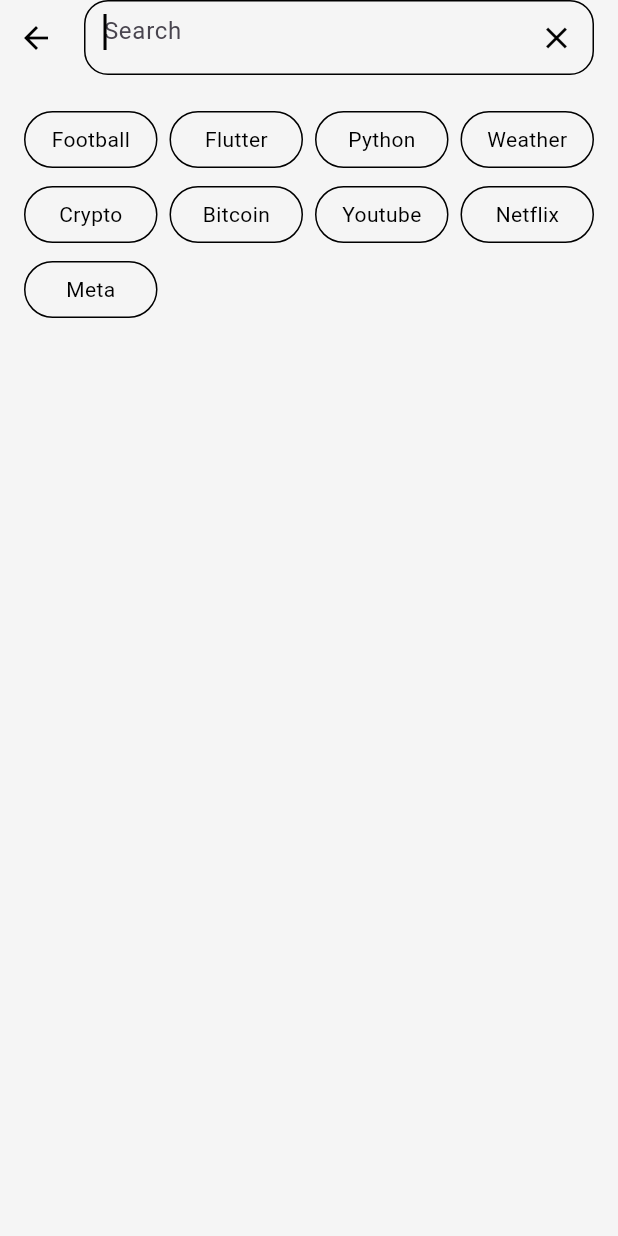
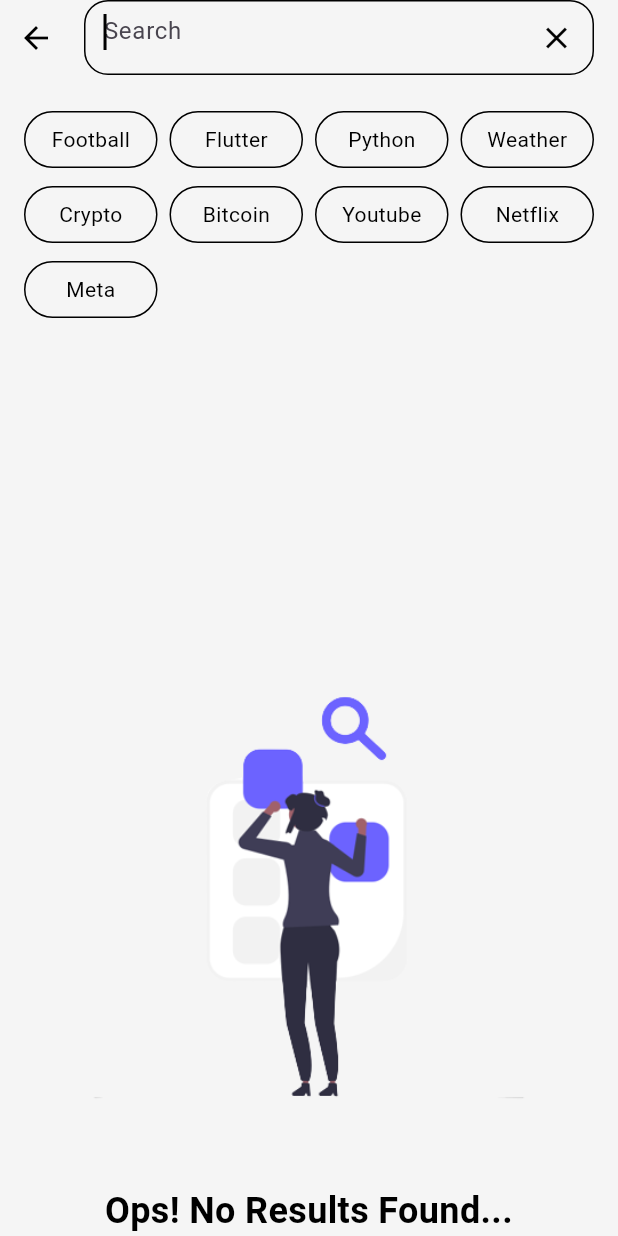
Before and after one commit to nggiahuy09/news_app, a Flutter app: the SearchScreen screen opened directly, on a phone screen of 412 x 824 dp. Run offline on Flutter 3.47's test engine with Material 3 defaults, Android fonts, the phone set to English and light mode, and no system bars; our stand-ins replace card_swiper, fancy_shimmer_image, flutter_iconly, page_transition, shared_preferences, shimmer; accounts and stored records are empty.

```diff
--- /dev/null
+++ b/lib/screens/empty_screen.dart
@@ -0,0 +1,35 @@
+import 'package:flutter/material.dart';
+import 'package:news_app/services/utils.dart';
+
+class EmptyNewsScreen extends StatelessWidget {
+  const EmptyNewsScreen({
+    super.key,
+    required this.imagePath,
+    required this.text,
+  });
+
+  final String imagePath, text;
+
+  @override
+  Widget build(BuildContext context) {
+    Color color = Utils(context).getColor;
+
+    return Center(
+      child: Column(
+        children: [
+          Image.asset(imagePath),
+          const SizedBox(height: 16),
+          Text(
+            text,
+            textAlign: TextAlign.center,
+            style: TextStyle(
+              color: color,
+              fontSize: 24,
+              fontWeight: FontWeight.w600,
+            ),
+          ),
+        ],
+      ),
+    );
+  }
+}
--- a/lib/screens/search_screen.dart
+++ b/lib/screens/search_screen.dart
@@ -1,7 +1,7 @@
 import 'package:flutter/material.dart';
-import 'package:flutter/widgets.dart';
 import 'package:flutter_staggered_grid_view/flutter_staggered_grid_view.dart';
 import 'package:news_app/consts/vars.dart';
+import 'package:news_app/screens/empty_screen.dart';
 import 'package:news_app/services/utils.dart';
 
 class SearchScreen extends StatefulWidget {
@@ -94,7 +94,7 @@ class _SearchScreenState extends State<SearchScreen> {
                 ],
               ),
               const SizedBox(height: 24),
-              Flexible(
+              Expanded(
                 child: Padding(
                   padding: const EdgeInsets.symmetric(horizontal: 16.0),
                   child: MasonryGridView.count(
@@ -124,6 +124,10 @@ class _SearchScreenState extends State<SearchScreen> {
                   ),
                 ),
               ),
+              const EmptyNewsScreen(
+                imagePath: 'assets/images/search.png',
+                text: 'Ops! No Results Found...',
+              ),
             ],
           ),
         ),
```
Also changed, not shown: lib/screens/bookmark_screen.dart (added, +44 -0 lines), lib/widgets/my_drawer.dart (+11 -1 lines).
